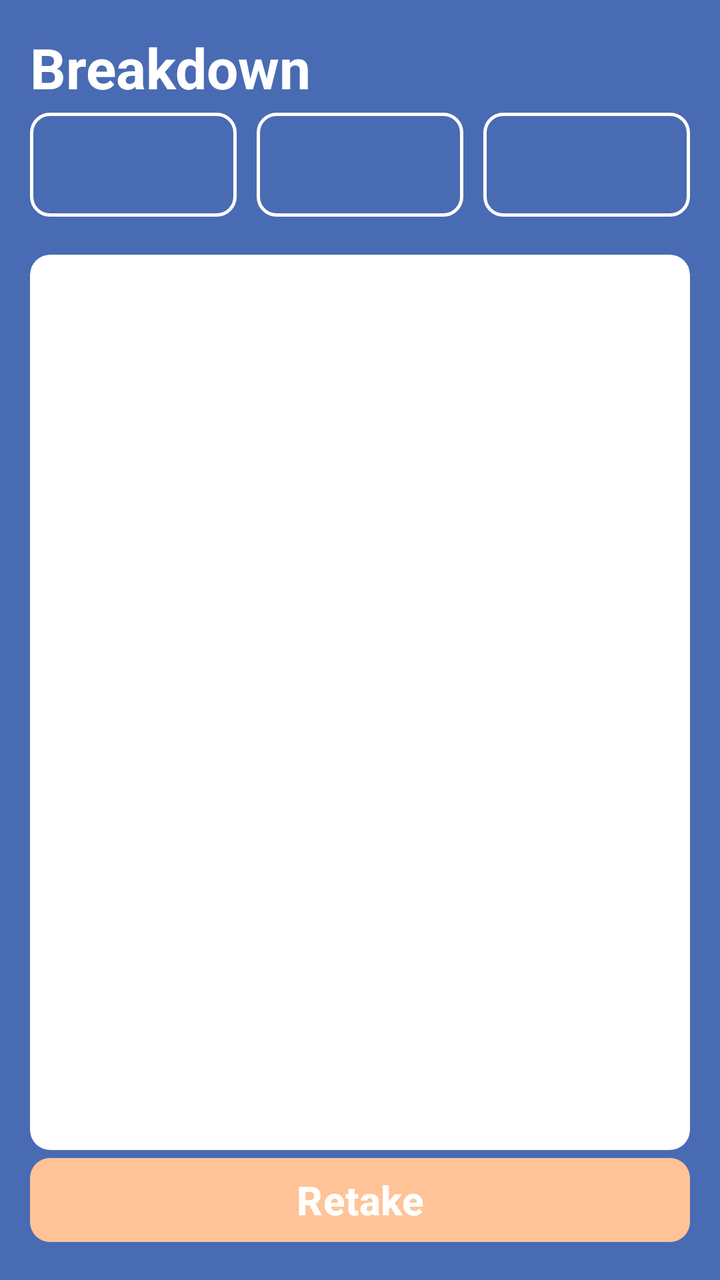
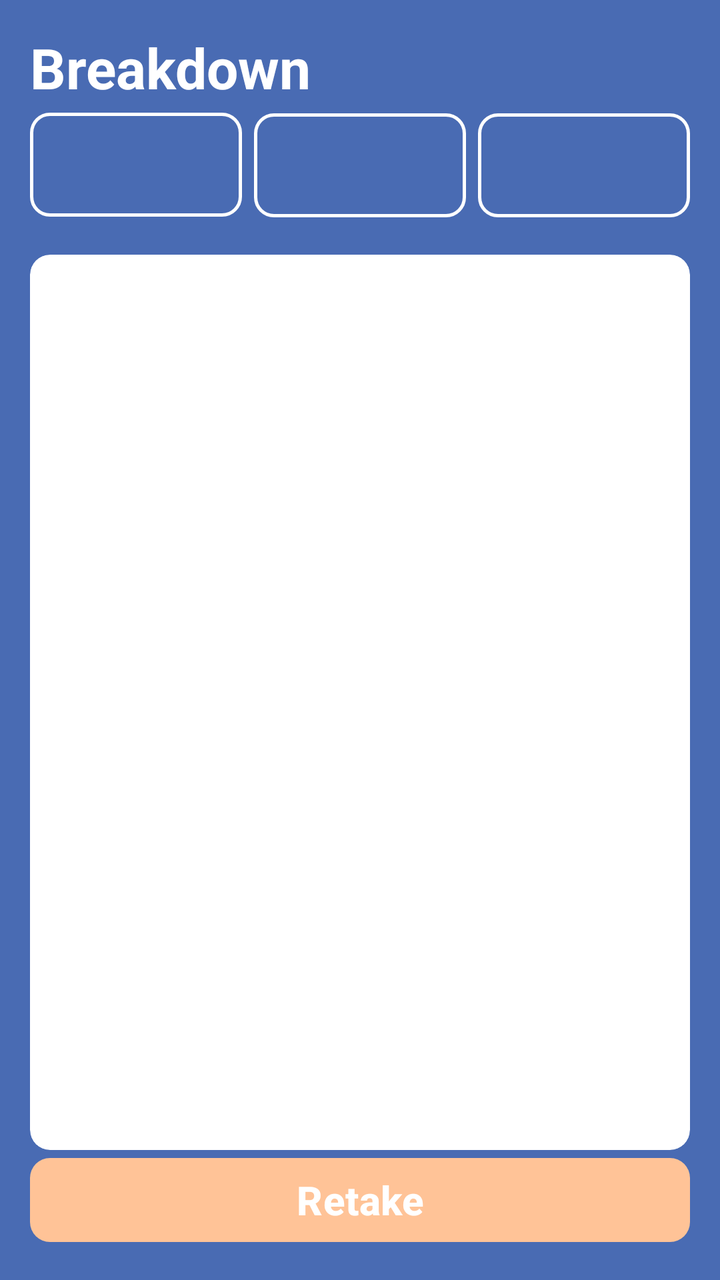

Compare the two renders of this Android layout. The source of the first and the diff that turns it into the second are given below.
<!-- AndroidManifest.xml: application theme Theme.FetchCICG -->
<!-- res/layout/activity_inventory_breakdown.xml -->
<?xml version="1.0" encoding="utf-8"?>
<androidx.constraintlayout.widget.ConstraintLayout
    xmlns:android="http://schemas.android.com/apk/res/android"
    xmlns:app="http://schemas.android.com/apk/res-auto"
    android:layout_width="match_parent"
    android:layout_height="match_parent"
    android:background="@color/primary"
    android:padding="15dp">

    <TextView
        android:id="@+id/screenTitle"
        android:layout_width="0dp"
        android:layout_height="wrap_content"
        android:layout_marginBottom="15dp"
        android:text="@string/inventory_breakdown_title"
        android:textColor="@color/white"
        android:textSize="28sp"
        android:textStyle="bold"
        app:layout_constraintEnd_toEndOf="parent"
        app:layout_constraintStart_toStartOf="parent"
        app:layout_constraintTop_toTopOf="parent" />

    <LinearLayout
        android:id="@+id/groupButtonRow"
        android:layout_width="0dp"
        android:layout_height="wrap_content"
        android:orientation="horizontal"
        app:layout_constraintEnd_toEndOf="parent"
        app:layout_constraintStart_toStartOf="parent"
        app:layout_constraintTop_toBottomOf="@id/screenTitle">

        <com.google.android.material.button.MaterialButton
            android:id="@+id/availableButton"
            android:layout_width="0dp"
            android:layout_height="60dp"
            android:layout_marginEnd="5dp"
            android:layout_weight="1"
            android:lines="2"
            android:textAlignment="center"
            android:textColor="@color/status_connected"
            android:textSize="9sp"
            android:textStyle="normal"
            android:paddingStart="2dp"
            android:paddingEnd="2dp"
            android:insetLeft="0dp"
            android:insetRight="0dp"
            app:backgroundTint="@color/inventory_group_button_background"
            app:cornerRadius="10dp"
            app:strokeColor="@color/white"
            app:strokeWidth="1.5dp" />

        <com.google.android.material.button.MaterialButton
            android:id="@+id/missingButton"
            android:layout_width="0dp"
            android:layout_height="60dp"
            android:layout_marginStart="5dp"
            android:layout_marginEnd="5dp"
            android:layout_weight="1"
            android:lines="2"
            android:textAlignment="center"
            android:textColor="@color/status_error"
            android:textSize="9sp"
            android:textStyle="normal"
            android:paddingStart="2dp"
            android:paddingEnd="2dp"
            android:insetLeft="0dp"
            android:insetRight="0dp"
            app:backgroundTint="@color/inventory_group_button_background"
            app:cornerRadius="10dp"
            app:strokeColor="@color/white"
            app:strokeWidth="1.5dp" />

        <com.google.android.material.button.MaterialButton
            android:id="@+id/checkedoutButton"
            android:layout_width="0dp"
            android:layout_height="60dp"
            android:layout_marginStart="5dp"
            android:layout_weight="1"
            android:lines="2"
            android:textAlignment="center"
            android:textColor="@color/status_warning"
            android:textSize="9sp"
            android:textStyle="normal"
            android:paddingStart="2dp"
            android:paddingEnd="2dp"
            android:insetLeft="0dp"
            android:insetRight="0dp"
            app:backgroundTint="@color/inventory_group_button_background"
            app:cornerRadius="10dp"
            app:strokeColor="@color/white"
            app:strokeWidth="1.5dp" />

    </LinearLayout>

    <FrameLayout
        android:layout_width="0dp"
        android:layout_height="0dp"
        android:layout_marginTop="15dp"
        android:background="@drawable/bg_white_card"
        android:clipToOutline="true"
        app:layout_constraintBottom_toTopOf="@id/actionButton"
        app:layout_constraintEnd_toEndOf="parent"
        app:layout_constraintStart_toStartOf="parent"
        app:layout_constraintTop_toBottomOf="@id/groupButtonRow">

        <androidx.recyclerview.widget.RecyclerView
            android:id="@+id/resultsList"
            android:layout_width="match_parent"
            android:layout_height="match_parent"
            android:clipToPadding="false"
            android:paddingVertical="8dp" />

        <TextView
            android:id="@+id/emptyStateText"
            android:layout_width="wrap_content"
            android:layout_height="wrap_content"
            android:layout_gravity="center"
            android:padding="24dp"
            android:textColor="@color/secondary_text"
            android:textSize="15sp"
            android:visibility="gone" />

    </FrameLayout>

    <com.google.android.material.button.MaterialButton
        android:id="@+id/actionButton"
        android:layout_width="0dp"
        android:layout_height="50dp"
        android:layout_marginTop="15dp"
        android:text="@string/inventory_retake_button"
        android:textColor="@color/white"
        android:textSize="20sp"
        android:textStyle="bold"
        app:backgroundTint="@color/primary_button_background"
        app:cornerRadius="10dp"
        app:layout_constraintBottom_toBottomOf="parent"
        app:layout_constraintEnd_toEndOf="parent"
        app:layout_constraintStart_toStartOf="parent" />

</androidx.constraintlayout.widget.ConstraintLayout>
<!-- resources referenced by this layout -->
<resources>
  <color name="primary">#496BB3</color>
  <color name="secondary_text">#6E6E73</color>
  <color name="status_connected">#34C759</color>
  <color name="status_error">#FF3B30</color>
  <color name="status_warning">#FFCC00</color>
  <color name="white">#FFFFFF</color>
  <!-- drawable bg_white_card (drawable) -->
  <?xml version="1.0" encoding="utf-8"?>
  <shape xmlns:android="http://schemas.android.com/apk/res/android"
      android:shape="rectangle">
      <solid android:color="@color/white" />
      <corners android:radius="10dp" />
  </shape>
  <string name="inventory_breakdown_title">Breakdown</string>
  <string name="inventory_retake_button">Retake</string>
  <style name="Theme.FetchCICG" parent="Theme.Material3.Light.NoActionBar">
          <item name="colorPrimary">@color/primary</item>
          <item name="colorPrimaryVariant">@color/secondary</item>
          <item name="colorOnPrimary">@color/white</item>
  
          <item name="colorSecondary">@color/secondary_button</item>
          <item name="colorOnSecondary">@color/white</item>
  
          <item name="android:statusBarColor" tools:targetApi="l">@color/primary</item>
          <item name="android:navigationBarColor" tools:targetApi="l">@color/primary</item>
      </style>
  <color name="secondary">#2E4163</color>
  <color name="secondary_button">#708FFC</color>
</resources>

<!-- the commit's change to res/layout/activity_inventory_breakdown.xml (unified diff, before → after) -->
@@ -33,15 +33,18 @@
             android:id="@+id/availableButton"
             android:layout_width="0dp"
             android:layout_height="60dp"
-            android:layout_marginEnd="5dp"
+            android:layout_marginEnd="3dp"
             android:layout_weight="1"
             android:lines="2"
             android:textAlignment="center"
             android:textColor="@color/status_connected"
-            android:textSize="9sp"
             android:textStyle="normal"
-            android:paddingStart="2dp"
-            android:paddingEnd="2dp"
+            android:autoSizeTextType="uniform"
+            android:autoSizeMinTextSize="8sp"
+            android:autoSizeMaxTextSize="13sp"
+            android:autoSizeStepGranularity="1sp"
+            android:paddingStart="0dp"
+            android:paddingEnd="0dp"
             android:insetLeft="0dp"
             android:insetRight="0dp"
             app:backgroundTint="@color/inventory_group_button_background"
@@ -53,16 +56,16 @@
             android:id="@+id/missingButton"
             android:layout_width="0dp"
             android:layout_height="60dp"
-            android:layout_marginStart="5dp"
-            android:layout_marginEnd="5dp"
+            android:layout_marginStart="3dp"
+            android:layout_marginEnd="3dp"
             android:layout_weight="1"
             android:lines="2"
             android:textAlignment="center"
             android:textColor="@color/status_error"
-            android:textSize="9sp"
+            android:textSize="13sp"
             android:textStyle="normal"
-            android:paddingStart="2dp"
-            android:paddingEnd="2dp"
+            android:paddingStart="0dp"
+            android:paddingEnd="0dp"
             android:insetLeft="0dp"
             android:insetRight="0dp"
             app:backgroundTint="@color/inventory_group_button_background"
@@ -74,15 +77,15 @@
             android:id="@+id/checkedoutButton"
             android:layout_width="0dp"
             android:layout_height="60dp"
-            android:layout_marginStart="5dp"
+            android:layout_marginStart="3dp"
             android:layout_weight="1"
             android:lines="2"
             android:textAlignment="center"
             android:textColor="@color/status_warning"
-            android:textSize="9sp"
+            android:textSize="13sp"
             android:textStyle="normal"
-            android:paddingStart="2dp"
-            android:paddingEnd="2dp"
+            android:paddingStart="0dp"
+            android:paddingEnd="0dp"
             android:insetLeft="0dp"
             android:insetRight="0dp"
             app:backgroundTint="@color/inventory_group_button_background"
